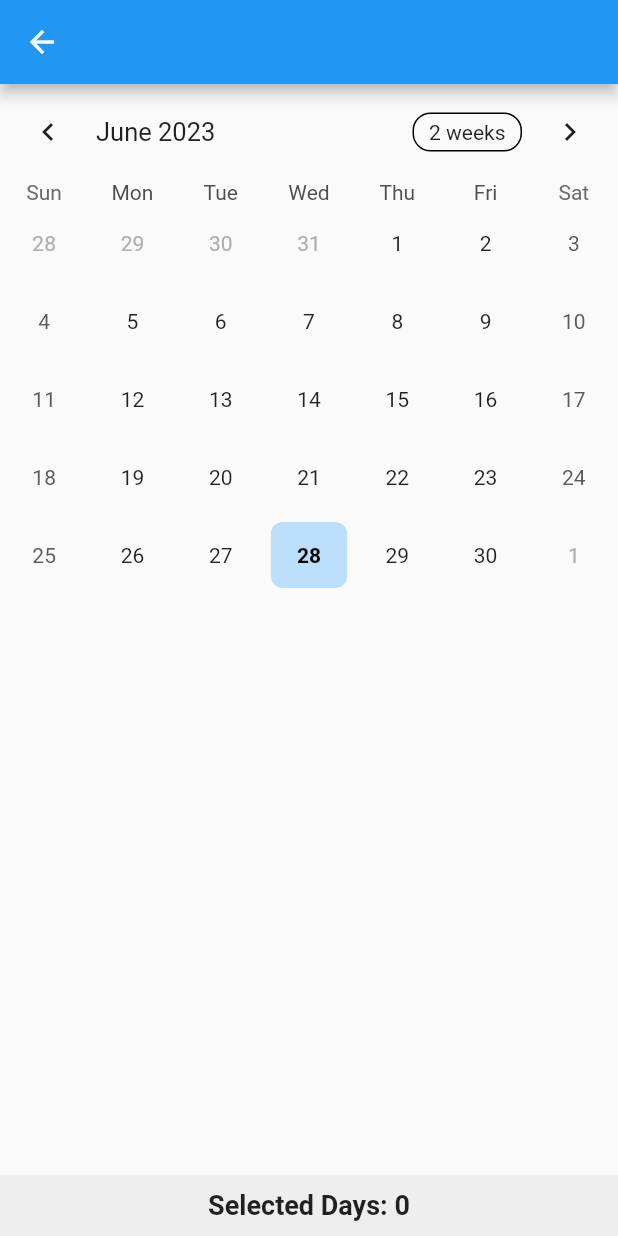
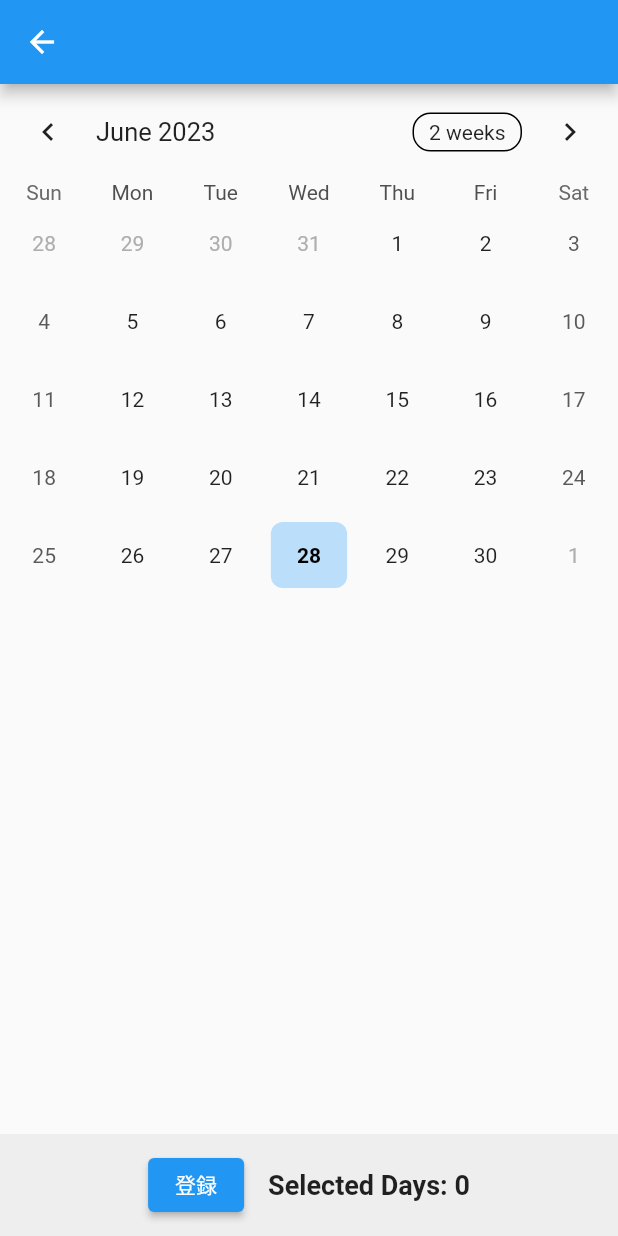
Before and after one commit to NaokiSakai/stamp, a Flutter app: the screen it shows after launch, after a tap on "作成する", on a phone screen of 412 x 824 dp. Run offline on Flutter 3.47's test engine with Material 2 defaults, Android fonts, the light colour scheme and no system bars; drawn by our look-alikes of table_calendar.

Commit message:
カレンダーの状態を保持

```diff
--- a/lib/FirstPage.dart
+++ b/lib/FirstPage.dart
@@ -1,10 +1,12 @@
 import 'package:flutter/material.dart';
 import 'package:table_calendar/table_calendar.dart';
+import 'ResultPage.dart';
 
 class FirstPage extends StatefulWidget {
   final String title;
+  final List<DateTime> selectedDays;
 
-  FirstPage({required this.title});
+  FirstPage({required this.title, required this.selectedDays});
 
   @override
   _FirstPageState createState() => _FirstPageState();
@@ -13,8 +15,23 @@ class FirstPage extends StatefulWidget {
 class _FirstPageState extends State<FirstPage> {
   CalendarFormat _calendarFormat = CalendarFormat.month;
   DateTime _focusedDay = DateTime.now();
-  Map<DateTime, List<int>> _stampCounts = {};
   List<DateTime> _selectedDays = [];
+
+  @override
+  void initState() {
+    _selectedDays = List.from(widget.selectedDays);
+    super.initState();
+  }
+
+  void registerSelectedDays() {
+    print('Selected Days: $_selectedDays');
+    Navigator.push(
+      context,
+      MaterialPageRoute(
+        builder: (context) => ResultPage(title: widget.title, selectedDays: _selectedDays),
+      ),
+    );
+  }
 
   @override
   Widget build(BuildContext context) {
@@ -84,14 +101,22 @@ class _FirstPageState extends State<FirstPage> {
           Container(
             color: Colors.grey[200],
             padding: EdgeInsets.symmetric(vertical: 10),
-            child: Center(
-              child: Text(
-                'Selected Days: ${_selectedDays.length}',
-                style: TextStyle(
-                  fontSize: 18,
-                  fontWeight: FontWeight.bold,
+            child: Row(
+              mainAxisAlignment: MainAxisAlignment.center,
+              children: [
+                ElevatedButton(
+                  onPressed: registerSelectedDays,
+                  child: Text('登録'),
                 ),
-              ),
+                SizedBox(width: 16),
+                Text(
+                  'Selected Days: ${_selectedDays.length}',
+                  style: TextStyle(
+                    fontSize: 18,
+                    fontWeight: FontWeight.bold,
+                  ),
+                ),
+              ],
             ),
           ),
         ],
--- a/lib/HomePage.dart
+++ b/lib/HomePage.dart
@@ -8,6 +8,7 @@ class HomePage extends StatefulWidget {
 
 class _HomePageState extends State<HomePage> {
   TextEditingController _titleController = TextEditingController();
+  List<DateTime> _selectedDays = [];
 
   @override
   void dispose() {
@@ -43,7 +44,7 @@ class _HomePageState extends State<HomePage> {
                 Navigator.push(
                   context,
                   MaterialPageRoute(
-                    builder: (context) => FirstPage(title: title),
+                    builder: (context) => FirstPage(title: title, selectedDays: _selectedDays),
                   ),
                 );
               },
```
Also changed, not shown: lib/ResultPage.dart (added, +54 -0 lines).
